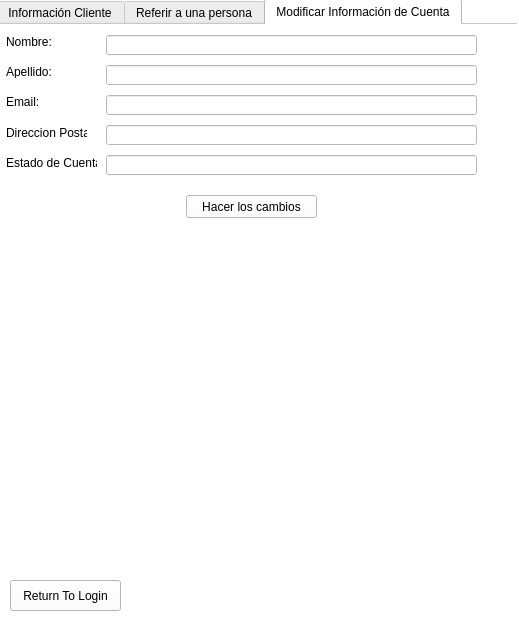
Above: ClientPage.ui from anibal19/Database-Project before the change. Below: the same form after it.
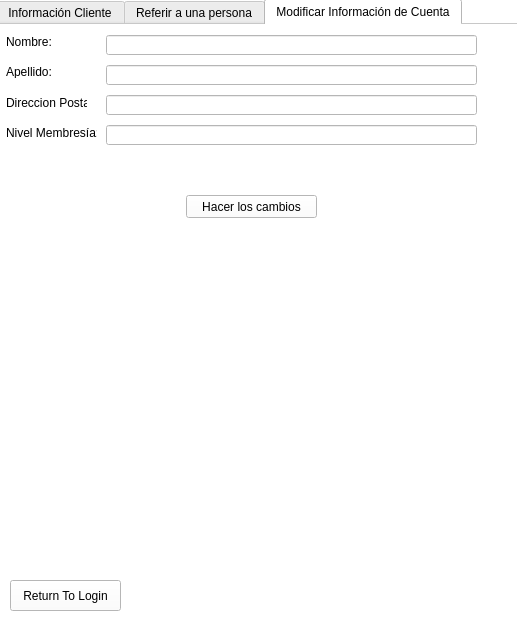
That is the form after the change. The open tabs and pages were chosen to show the change.

Diff of the .ui file:
```diff
--- a/ClientPage.ui
+++ b/ClientPage.ui
@@ -279,20 +279,20 @@
      <property name="geometry">
       <rect>
        <x>10</x>
-       <y>130</y>
+       <y>100</y>
        <width>91</width>
        <height>16</height>
       </rect>
      </property>
      <property name="text">
-      <string>Estado de Cuenta:</string>
+      <string>Nivel Membresía:</string>
      </property>
     </widget>
     <widget class="QLineEdit" name="clientAccountStateLine_3">
      <property name="geometry">
       <rect>
        <x>110</x>
-       <y>130</y>
+       <y>100</y>
        <width>371</width>
        <height>20</height>
       </rect>
@@ -301,37 +301,11 @@
       <bool>false</bool>
      </property>
     </widget>
-    <widget class="QLineEdit" name="clientEmailLine_3">
-     <property name="geometry">
-      <rect>
-       <x>110</x>
-       <y>70</y>
-       <width>371</width>
-       <height>20</height>
-      </rect>
-     </property>
-     <property name="readOnly">
-      <bool>false</bool>
-     </property>
-    </widget>
-    <widget class="QLabel" name="label_13">
-     <property name="geometry">
-      <rect>
-       <x>10</x>
-       <y>70</y>
-       <width>47</width>
-       <height>13</height>
-      </rect>
-     </property>
-     <property name="text">
-      <string>Email:</string>
-     </property>
-    </widget>
     <widget class="QLineEdit" name="clientAddressLine_3">
      <property name="geometry">
       <rect>
        <x>110</x>
-       <y>100</y>
+       <y>70</y>
        <width>371</width>
        <height>20</height>
       </rect>
@@ -357,7 +331,7 @@
      <property name="geometry">
       <rect>
        <x>10</x>
-       <y>100</y>
+       <y>70</y>
        <width>81</width>
        <height>16</height>
       </rect>
```
